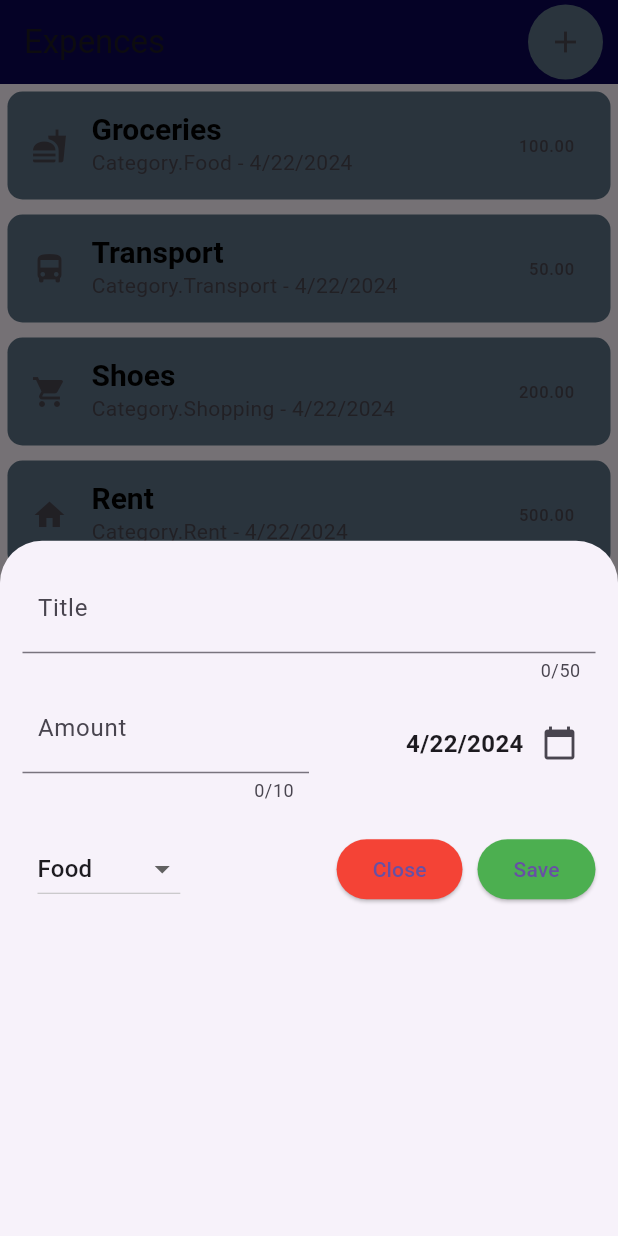
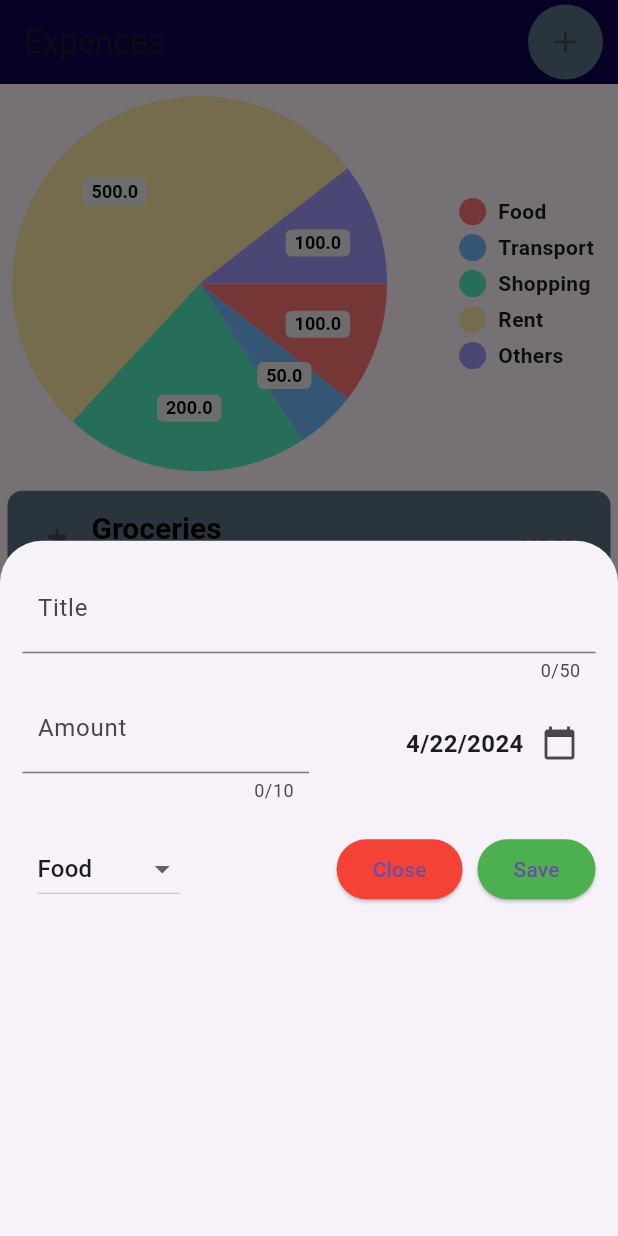
Before and after one commit to SasinduDias/Daily_Expences, a Flutter app: the screen it shows after launch, after a tap on the "add" icon, on a phone screen of 412 x 824 dp. Run offline on Flutter 3.47's test engine with Material 3 defaults, Android fonts, the phone set to English and light mode, and no system bars; drawn by our look-alikes of pie_chart; our stand-ins replace hive, hive_flutter; missing offline and left inert: dart:ffi; accounts and stored records are empty.

Commit message:
Add existing project files to Git

```diff
--- a/flutter_application_daily_expence/lib/main.dart
+++ b/flutter_application_daily_expence/lib/main.dart
@@ -1,7 +1,14 @@
 import 'package:flutter/material.dart';
+import 'package:flutter_application_daily_expences/models/expence.dart';
 import 'package:flutter_application_daily_expences/pages/expences.dart';
+import 'package:flutter_application_daily_expences/server/categoryAdapter.dart';
+import 'package:hive_flutter/adapters.dart';
 
-void main() {
+void main() async {
+  await Hive.initFlutter();
+  Hive.registerAdapter(ExpenceModelAdapter());
+  Hive.registerAdapter(CategoryAdapter());
+  await Hive.openBox('expences');
   runApp(const MainApp());
 }
 
--- a/flutter_application_daily_expence/lib/models/expence.dart
+++ b/flutter_application_daily_expence/lib/models/expence.dart
@@ -1,6 +1,9 @@
 import 'package:flutter/material.dart';
 import 'package:intl/intl.dart';
 import 'package:uuid/uuid.dart';
+import 'package:hive/hive.dart';
+
+part 'expence.g.dart';
 
 final formattedDate = DateFormat.yMd();
 final uuid = const Uuid().v4;
@@ -31,11 +34,21 @@ Icon getCategoryIcon(Category category) {
   }
 }
 
+@HiveType(typeId: 0)
 class ExpenceModel {
+  @HiveField(0)
   final String id;
+
+  @HiveField(1)
   final String title;
+
+  @HiveField(2)
   final double amount;
+
+  @HiveField(3)
   final DateTime date;
+
+  @HiveField(4)
   final Category category;
 
   ExpenceModel({
--- a/flutter_application_daily_expence/lib/pages/expences.dart
+++ b/flutter_application_daily_expence/lib/pages/expences.dart
@@ -1,7 +1,10 @@
 import 'package:flutter/material.dart';
 import 'package:flutter_application_daily_expences/models/expence.dart';
+import 'package:flutter_application_daily_expences/server/database.dart';
 import 'package:flutter_application_daily_expences/widgets/addNewExpences.dart';
 import 'package:flutter_application_daily_expences/widgets/recycleExpencesList.dart';
+import 'package:hive/hive.dart';
+import 'package:pie_chart/pie_chart.dart';
 
 class Expences extends StatefulWidget {
   const Expences({super.key});
@@ -10,46 +13,112 @@ class Expences extends StatefulWidget {
   State<Expences> createState() => _ExpencesState();
 }
 
-final List<ExpenceModel> _expencesList = [
-  ExpenceModel(
-    title: 'Groceries',
-    amount: 100.0,
-    date: DateTime.now(),
-    category: Category.Food,
-  ),
-  ExpenceModel(
-    title: 'Transport',
-    amount: 50.0,
-    date: DateTime.now(),
-    category: Category.Transport,
-  ),
-  ExpenceModel(
-    title: 'Shoes',
-    amount: 200.0,
-    date: DateTime.now(),
-    category: Category.Shopping,
-  ),
-  ExpenceModel(
-    title: 'Rent',
-    amount: 500.0,
-    date: DateTime.now(),
-    category: Category.Rent,
-  ),
-  ExpenceModel(
-    title: 'Others',
-    amount: 100.0,
-    date: DateTime.now(),
-    category: Category.Others,
-  ),
-];
+class _ExpencesState extends State<Expences> {
+  final _expencesBox = Hive.box('expences');
+  Database database = Database();
 
-class _ExpencesState extends State<Expences> {
+  void newExpence(ExpenceModel expenceModel) {
+    setState(() {
+      database.expencesList.add(expenceModel);
+      database.saveData();
+      totalValus();
+    });
+  }
+
+  void _removeExpenceAt(int index) {
+    ExpenceModel expenceRemoved = database.expencesList[index];
+    setState(() {
+      database.expencesList.removeAt(index);
+      database.saveData();
+      totalValus();
+    });
+
+    ScaffoldMessenger.of(context).showSnackBar(SnackBar(
+      content: const Text('Expence removed'),
+      action: SnackBarAction(
+        label: 'Undo',
+        onPressed: () {
+          setState(() {
+            database.expencesList.insert(index, expenceRemoved);
+            database.saveData();
+            totalValus();
+          });
+        },
+      ),
+    ));
+  }
+
   void _openBottomOverlay() {
     showModalBottomSheet(
         context: context,
         builder: (BuildContext context) {
-          return AddNewExpences();
+          return AddNewExpences(onAddExpence: newExpence);
         });
+  }
+
+  Map<String, double> dataMap = {
+    "Food": 0,
+    "Transport": 0,
+    "Shopping": 0,
+    "Rent": 0,
+    "Others": 0,
+  };
+
+  double valFood = 0;
+  double valTransport = 0;
+  double valShopping = 0;
+  double valRent = 0;
+  double valOthers = 0;
+
+  void totalValus() {
+    double valFoodTotal = 0;
+    double valTransportTotal = 0;
+    double valShoppingTotal = 0;
+    double valRentTotal = 0;
+    double valOthersTotal = 0;
+
+    for (var i = 0; i < database.expencesList.length; i++) {
+      if (database.expencesList[i].category == Category.Food) {
+        valFoodTotal += database.expencesList[i].amount;
+      } else if (database.expencesList[i].category == Category.Transport) {
+        valTransportTotal += database.expencesList[i].amount;
+      } else if (database.expencesList[i].category == Category.Shopping) {
+        valShoppingTotal += database.expencesList[i].amount;
+      } else if (database.expencesList[i].category == Category.Rent) {
+        valRentTotal += database.expencesList[i].amount;
+      } else if (database.expencesList[i].category == Category.Others) {
+        valOthersTotal += database.expencesList[i].amount;
+      }
+    }
+
+    setState(() {
+      valFood = valFoodTotal;
+      valTransport = valTransportTotal;
+      valShopping = valShoppingTotal;
+      valRent = valRentTotal;
+      valOthers = valOthersTotal;
+    });
+
+    dataMap = {
+      "Food": valFood,
+      "Transport": valTransport,
+      "Shopping": valShopping,
+      "Rent": valRent,
+      "Others": valOthers,
+    };
+  }
+
+  @override
+  void initState() {
+    super.initState();
+
+    if (_expencesBox.get('expences') == null) {
+      database.createInitialDatabase();
+      totalValus();
+    } else {
+      database.loadData();
+      totalValus();
+    }
   }
 
   @override
@@ -68,18 +137,40 @@ class _ExpencesState extends State<Expences> {
               shape: BoxShape.circle,
             ),
             child: IconButton(
-              icon: Icon(Icons.add),
+              icon: const Icon(Icons.add),
               onPressed: _openBottomOverlay,
             ),
           ),
         ],
       ),
-      body: ListView.builder(
-        itemCount: _expencesList.length,
-        itemBuilder: (context, index) {
-          final expence = _expencesList[index];
-          return ExpenceList(expence: expence);
-        },
+      body: Column(
+        children: [
+          //pie chart
+          PieChart(dataMap: dataMap),
+          Expanded(
+            child: ListView.builder(
+              itemCount: database.expencesList.length,
+              itemBuilder: (context, index) {
+                final expence = database.expencesList[index];
+                return Dismissible(
+                  key: UniqueKey(),
+                  // key: Key(expence.id),
+                  direction: DismissDirection.endToStart,
+                  onDismissed: (direction) {
+                    setState(() {
+                      _removeExpenceAt(index);
+                    });
+                  },
+                  background: Container(
+                    color: Colors.red,
+                    child: const Icon(Icons.delete),
+                  ),
+                  child: ExpenceList(expence: expence),
+                );
+              },
+            ),
+          ),
+        ],
       ),
     );
   }
--- /dev/null
+++ b/flutter_application_daily_expence/lib/server/database.dart
@@ -0,0 +1,55 @@
+import 'package:flutter_application_daily_expences/models/expence.dart';
+import 'package:hive/hive.dart';
+
+class Database {
+  final _expencesBox = Hive.box('expences');
+
+  List<ExpenceModel> expencesList = [];
+
+  void createInitialDatabase() {
+    expencesList = [
+      ExpenceModel(
+        title: 'Groceries',
+        amount: 100.0,
+        date: DateTime.now(),
+        category: Category.Food,
+      ),
+      ExpenceModel(
+        title: 'Transport',
+        amount: 50.0,
+        date: DateTime.now(),
+        category: Category.Transport,
+      ),
+      ExpenceModel(
+        title: 'Shoes',
+        amount: 200.0,
+        date: DateTime.now(),
+        category: Category.Shopping,
+      ),
+      ExpenceModel(
+        title: 'Rent',
+        amount: 500.0,
+        date: DateTime.now(),
+        category: Category.Rent,
+      ),
+      ExpenceModel(
+        title: 'Others',
+        amount: 100.0,
+        date: DateTime.now(),
+        category: Category.Others,
+      ),
+    ];
+  }
+
+  void loadData() {
+    final dynamic data = _expencesBox.get("expences");
+
+    if (data != null && data is List<dynamic>) {
+      expencesList = data.cast<ExpenceModel>().toList();
+    }
+  }
+
+  Future<void> saveData() async {
+    await _expencesBox.put("expences", expencesList);
+  }
+}
--- a/flutter_application_daily_expence/pubspec.yaml
+++ b/flutter_application_daily_expence/pubspec.yaml
@@ -9,13 +9,18 @@ environment:
 dependencies:
   flutter:
     sdk: flutter
+  hive: ^2.2.3
+  hive_flutter: ^1.1.0
   intl: ^0.19.0
+  pie_chart: ^5.4.0
   uuid: ^4.2.2
 
 dev_dependencies:
   flutter_test:
     sdk: flutter
   flutter_lints: ^2.0.0
+  hive_generator: ^2.0.1
+  build_runner: ^2.4.9
 
 flutter:
   uses-material-design: true
```
Also changed, not shown: flutter_application_daily_expence/lib/server/categoryAdapter.dart (added, +18 -0 lines), flutter_application_daily_expence/lib/widgets/addNewExpences.dart (+37 -16 lines), flutter_application_daily_expence/lib/models/expence.g.dart (added), flutter_application_daily_expence/pubspec.lock, 1 other file.
